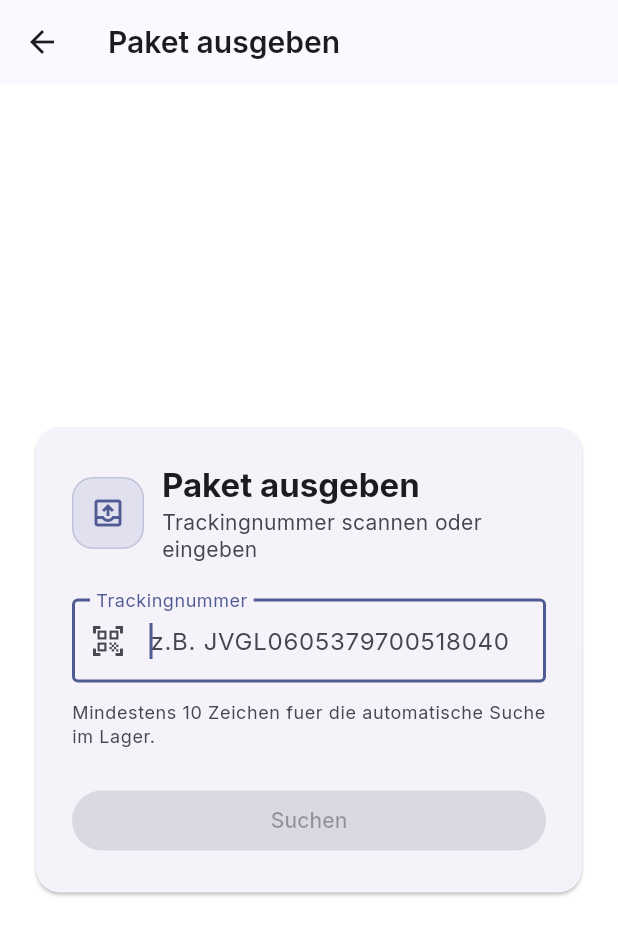
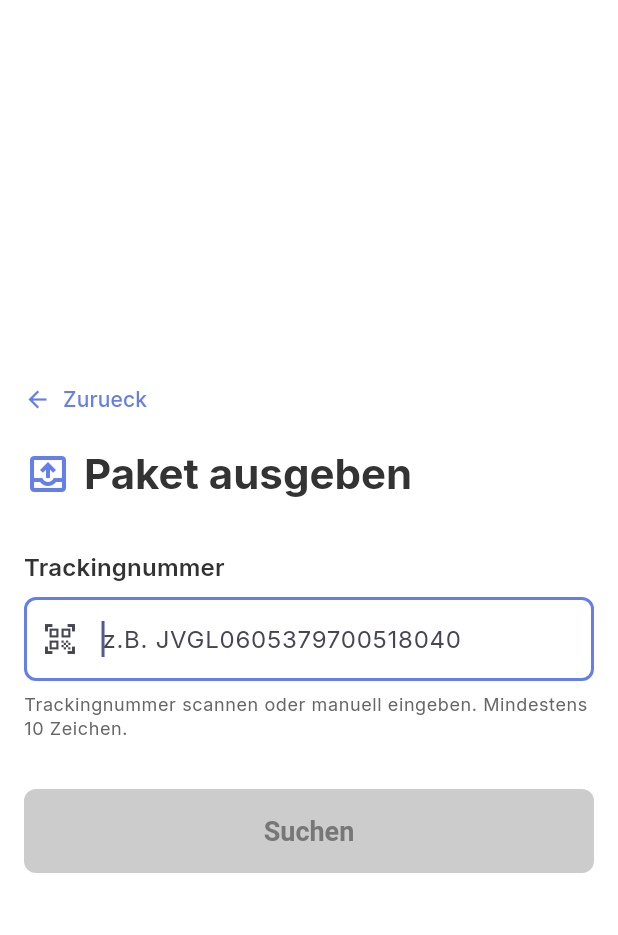
Before and after one commit to Abiess/storeBackend, a Flutter app: the DhlPickupParcelScreen screen opened directly with empty values, on a phone screen of 412 x 824 dp. Shown: the top 935 px of the screen. Run offline on Flutter 3.47's test engine with Material 3 defaults, Android fonts, the phone set to English and light mode, and no system bars; our stand-ins replace flutter_secure_storage, image_picker; accounts and stored records are empty.

Commit message:
Align DHL pickup flow with Angular UI

```diff
--- a/mobile-flutter-poc/lib/features/dhl/dhl_pickup_parcel_screen.dart
+++ b/mobile-flutter-poc/lib/features/dhl/dhl_pickup_parcel_screen.dart
@@ -9,8 +9,6 @@
 import '../../services/dhl_service.dart';
 import '../../services/token_storage.dart';
 import '../../theme/markt_theme.dart';
-import '../../widgets/shared/markt_card.dart';
-import '../../widgets/shared/markt_icon_badge.dart';
 
 /// Abhol-Flow "Paket ausgeben" - nutzt die BESTEHENDEN Endpunkte
 /// `POST /parcels/find` und `POST /parcels/pickup`
@@ -206,14 +204,30 @@
   @override
   Widget build(BuildContext context) {
     return Scaffold(
-      appBar: AppBar(title: const Text('Paket ausgeben')),
       body: SafeArea(
         child: Center(
           child: ConstrainedBox(
-            constraints: const BoxConstraints(maxWidth: 560),
+            constraints: const BoxConstraints(maxWidth: 800),
             child: SingleChildScrollView(
               padding: const EdgeInsets.all(MarktSpacing.lg),
-              child: _success ? _buildSuccess(context) : _buildForm(context),
+              child: Column(
+                crossAxisAlignment: CrossAxisAlignment.start,
+                children: [
+                  TextButton.icon(
+                    onPressed: _backToOverview,
+                    icon: const Icon(Icons.arrow_back),
+                    label: const Text('Zurueck'),
+                    style: TextButton.styleFrom(
+                      padding: const EdgeInsets.symmetric(vertical: MarktSpacing.sm),
+                      foregroundColor: const Color(0xFF667EEA),
+                    ),
+                  ),
+                  const SizedBox(height: MarktSpacing.sm),
+                  _buildPageTitle(context),
+                  const SizedBox(height: 32),
+                  _success ? _buildSuccess(context) : _buildForm(context),
+                ],
+              ),
             ),
           ),
         ),
@@ -221,41 +235,64 @@
     );
   }
 
+  Widget _buildPageTitle(BuildContext context) {
+    final textTheme = Theme.of(context).textTheme;
+    return Row(
+      children: [
+        const Icon(Icons.outbox_outlined, size: 32, color: Color(0xFF667EEA)),
+        const SizedBox(width: MarktSpacing.sm),
+        Expanded(
+          child: Text(
+            'Paket ausgeben',
+            style: textTheme.headlineMedium?.copyWith(
+              fontWeight: FontWeight.w700,
+              color: const Color(0xFF333333),
+            ),
+          ),
+        ),
+      ],
+    );
+  }
+
+  InputDecoration _trackingInputDecoration() {
+    const borderColor = Color(0xFFDDDDDD);
+    const focusColor = Color(0xFF667EEA);
+    return const InputDecoration(
+      hintText: 'z.B. JVGL0605379700518040',
+      prefixIcon: Icon(Icons.qr_code_scanner),
+      contentPadding: EdgeInsets.symmetric(horizontal: 12, vertical: 16),
+      filled: true,
+      fillColor: Colors.white,
+      enabledBorder: OutlineInputBorder(
+        borderRadius: BorderRadius.all(Radius.circular(8)),
+        borderSide: BorderSide(color: borderColor, width: 2),
+      ),
+      focusedBorder: OutlineInputBorder(
+        borderRadius: BorderRadius.all(Radius.circular(8)),
+        borderSide: BorderSide(color: focusColor, width: 2),
+      ),
+      disabledBorder: OutlineInputBorder(
+        borderRadius: BorderRadius.all(Radius.circular(8)),
+        borderSide: BorderSide(color: borderColor, width: 2),
+      ),
+    );
+  }
+
   Widget _buildForm(BuildContext context) {
-    final colorScheme = Theme.of(context).colorScheme;
     final textTheme = Theme.of(context).textTheme;
 
-    return MarktCard(
-      padding: const EdgeInsets.all(MarktSpacing.xl),
-      child: Column(
+    return Column(
       crossAxisAlignment: CrossAxisAlignment.start,
       mainAxisSize: MainAxisSize.min,
       children: [
-          Row(
-            children: [
-              MarktIconBadge(
-                icon: Icon(Icons.outbox_outlined, color: colorScheme.primary),
-                accentColor: colorScheme.primary,
-              ),
-              const SizedBox(width: MarktSpacing.md),
-              Expanded(
-                child: Column(
-                  crossAxisAlignment: CrossAxisAlignment.start,
-                  children: [
-                    Text('Paket ausgeben', style: textTheme.titleLarge?.copyWith(fontWeight: FontWeight.w700)),
-                    const SizedBox(height: 2),
         Text(
-                      'Trackingnummer scannen oder eingeben',
-                      style: textTheme.bodyMedium?.copyWith(color: colorScheme.onSurfaceVariant),
-                    ),
-                  ],
+          'Trackingnummer',
+          style: textTheme.titleMedium?.copyWith(
+            fontWeight: FontWeight.w600,
+            color: const Color(0xFF333333),
           ),
         ),
-            ],
-          ),
-          const SizedBox(height: MarktSpacing.xl),
-          // EIN fokussiertes Textfeld fuer BEIDE Eingabewege - siehe
-          // Klassendoku, identisches Muster wie [DhlStoreParcelScreen].
+        const SizedBox(height: MarktSpacing.sm),
         TextField(
           key: const ValueKey('dhlPickupParcel.trackingField'),
           controller: _trackingController,
@@ -266,15 +303,15 @@
           enableSuggestions: false,
           inputFormatters: [FilteringTextInputFormatter.deny(RegExp(r'\s'))],
           textCapitalization: TextCapitalization.characters,
-            decoration: const InputDecoration(
-              labelText: 'Trackingnummer',
-              hintText: 'z.B. JVGL0605379700518040',
-              border: OutlineInputBorder(),
-              prefixIcon: Icon(Icons.qr_code_scanner),
-            ),
+          decoration: _trackingInputDecoration(),
           onChanged: _onTrackingChanged,
         ),
-          const SizedBox(height: MarktSpacing.md),
+        const SizedBox(height: MarktSpacing.sm),
+        Text(
+          'Trackingnummer scannen oder manuell eingeben. Mindestens $_minTrackingCodeLength Zeichen.',
+          style: textTheme.bodySmall?.copyWith(color: const Color(0xFF666666)),
+        ),
+        const SizedBox(height: MarktSpacing.sm),
         _buildSearchStatus(context),
         if (_findError != null) ...[
           const SizedBox(height: MarktSpacing.md),
@@ -289,31 +326,21 @@
           _buildErrorBanner(context, _friendlyPickupErrorMessage(_pickupError)),
         ],
         const SizedBox(height: MarktSpacing.xl),
-          SizedBox(
-            width: double.infinity,
-            child: _foundParcel == null
-                ? FilledButton(
+        if (_foundParcel == null)
+          _gradientFilledButton(
             key: const ValueKey('dhlPickupParcel.searchButton'),
-                    onPressed: _canSearch ? () => _search() : null,
-                    child: _searching
-                        ? const SizedBox(
-                            width: 20,
-                            height: 20,
-                            child: CircularProgressIndicator(strokeWidth: 2.5),
+            enabled: _canSearch,
+            onPressed: _search,
+            loading: _searching,
+            label: 'Suchen',
           )
-                        : const Text('Suchen'),
-                  )
-                : FilledButton(
+        else
+          _gradientFilledButton(
             key: const ValueKey('dhlPickupParcel.confirmButton'),
-                    onPressed: _canConfirmPickup ? _confirmPickup : null,
-                    child: _confirming
-                        ? const SizedBox(
-                            width: 20,
-                            height: 20,
-                            child: CircularProgressIndicator(strokeWidth: 2.5),
-                          )
-                        : const Text('Abholung bestaetigen'),
-                  ),
+            enabled: _canConfirmPickup,
+            onPressed: _confirmPickup,
+            loading: _confirming,
+            label: 'Abholung bestaetigen',
           ),
         if (_foundParcel != null) ...[
           const SizedBox(height: MarktSpacing.sm),
@@ -322,87 +349,76 @@
             child: OutlinedButton(
               key: const ValueKey('dhlPickupParcel.searchAgainButton'),
               onPressed: _resetForNextPickup,
+              style: OutlinedButton.styleFrom(
+                minimumSize: const Size.fromHeight(52),
+                foregroundColor: const Color(0xFF667EEA),
+                side: const BorderSide(color: Color(0xFF667EEA), width: 2),
+                shape: RoundedRectangleBorder(borderRadius: BorderRadius.circular(8)),
+              ),
               child: const Text('Andere Trackingnummer'),
             ),
           ),
         ],
       ],
-      ),
     );
   }
 
-  /// Ersetzt die vormalige DHL-Validierungsanzeige: zeigt lediglich den
-  /// Fortschritt der lokalen Datenbank-Suche (`/parcels/find`) - KEIN
-  /// DHL-Status mehr, da hier kein DHL-Aufruf mehr stattfindet.
   Widget _buildSearchStatus(BuildContext context) {
-    final colorScheme = Theme.of(context).colorScheme;
-    final textTheme = Theme.of(context).textTheme;
-
     if (_searching) {
       return _statusBox(
         context,
-        color: colorScheme.onSurfaceVariant,
+        backgroundColor: const Color(0xFFE6F3FF),
+        borderColor: const Color(0xFF667EEA),
+        textColor: const Color(0xFF333333),
         icon: const SizedBox(
           width: 16,
           height: 16,
-          child: CircularProgressIndicator(strokeWidth: 2),
+          child: CircularProgressIndicator(strokeWidth: 2, color: Color(0xFF667EEA)),
         ),
         title: 'Lager wird durchsucht...',
-      );
-    }
-
-    if (_foundParcel == null && _findError == null) {
-      return Text(
-        'Mindestens $_minTrackingCodeLength Zeichen fuer die automatische Suche im Lager.',
-        style: textTheme.bodySmall?.copyWith(color: colorScheme.onSurfaceVariant),
       );
     }
 
     return const SizedBox.shrink();
   }
 
-  /// Zeigt das per `/parcels/find` gefundene Paket - unterscheidet
-  /// zwischen noch abholbereiten (`STORED`) und bereits abgeholten
-  /// (`PICKED_UP`) Sendungen (siehe [DhlParcelDto.status]).
   Widget _buildFoundParcel(BuildContext context) {
-    final colorScheme = Theme.of(context).colorScheme;
     final textTheme = Theme.of(context).textTheme;
     final parcel = _foundParcel!;
     final alreadyPickedUp = parcel.status == 'PICKED_UP';
+    final backgroundColor = alreadyPickedUp ? const Color(0xFFF8D7DA) : const Color(0xFFD4EDDA);
+    final borderColor = alreadyPickedUp ? const Color(0xFFDC3545) : const Color(0xFF28A745);
+    final textColor = alreadyPickedUp ? const Color(0xFF721C24) : const Color(0xFF155724);
 
     return Container(
       key: const ValueKey('dhlPickupParcel.foundParcel'),
       width: double.infinity,
-      padding: const EdgeInsets.all(MarktSpacing.md),
+      padding: const EdgeInsets.all(MarktSpacing.lg),
       decoration: BoxDecoration(
-        color: (alreadyPickedUp ? colorScheme.error : colorScheme.primary).withValues(alpha: 0.10),
-        borderRadius: BorderRadius.circular(12),
-        border: Border.all(
-          color: (alreadyPickedUp ? colorScheme.error : colorScheme.primary).withValues(alpha: 0.24),
-        ),
+        color: backgroundColor,
+        borderRadius: BorderRadius.circular(8),
+        border: Border.all(color: borderColor, width: 2),
       ),
       child: Column(
         crossAxisAlignment: CrossAxisAlignment.start,
         children: [
           Text(
             parcel.trackingCode,
-            style: textTheme.bodyMedium?.copyWith(fontFamily: 'monospace', fontWeight: FontWeight.w600),
+            style: textTheme.bodyMedium?.copyWith(
+              fontFamily: 'monospace',
+              fontWeight: FontWeight.w600,
+              color: textColor,
+            ),
           ),
           const SizedBox(height: 4),
           Text(
             'Lagerplatz: ${parcel.shelfLocation?.trim().isNotEmpty == true ? parcel.shelfLocation! : '-'}',
-            style: textTheme.bodyMedium?.copyWith(color: colorScheme.onSurfaceVariant),
+            style: textTheme.bodyMedium?.copyWith(color: textColor),
           ),
           const SizedBox(height: MarktSpacing.sm),
-          if (alreadyPickedUp)
           Text(
-              'Dieses Paket wurde bereits abgeholt.',
-              style: textTheme.bodyMedium?.copyWith(color: colorScheme.error, fontWeight: FontWeight.w600),
-            )
-          else
-            Text(
-              'Bereit zur Abholung.',
-              style: textTheme.bodyMedium?.copyWith(color: colorScheme.primary, fontWeight: FontWeight.w600),
+            alreadyPickedUp ? 'Dieses Paket wurde bereits abgeholt.' : 'Bereit zur Abholung.',
+            style: textTheme.bodyMedium?.copyWith(color: textColor, fontWeight: FontWeight.w600),
           ),
         ],
       ),
@@ -411,7 +427,9 @@
 
   Widget _statusBox(
     BuildContext context, {
-    required Color color,
+    required Color backgroundColor,
+    required Color borderColor,
+    required Color textColor,
     required Widget icon,
     required String title,
     String? subtitle,
@@ -419,11 +437,11 @@
     final textTheme = Theme.of(context).textTheme;
     return Container(
       width: double.infinity,
-      padding: const EdgeInsets.all(MarktSpacing.md),
+      padding: const EdgeInsets.symmetric(horizontal: MarktSpacing.lg, vertical: 14),
       decoration: BoxDecoration(
-        color: color.withValues(alpha: 0.10),
-        borderRadius: BorderRadius.circular(12),
-        border: Border.all(color: color.withValues(alpha: 0.24)),
+        color: backgroundColor,
+        borderRadius: BorderRadius.circular(8),
+        border: Border.all(color: borderColor, width: 2),
       ),
       child: Row(
         crossAxisAlignment: CrossAxisAlignment.start,
@@ -434,10 +452,10 @@
             child: Column(
               crossAxisAlignment: CrossAxisAlignment.start,
               children: [
-                Text(title, style: textTheme.bodyMedium?.copyWith(color: color, fontWeight: FontWeight.w600)),
+                Text(title, style: textTheme.bodyMedium?.copyWith(color: textColor, fontWeight: FontWeight.w600)),
                 if (subtitle != null) ...[
-                  const SizedBox(height: 2),
-                  Text(subtitle, style: textTheme.bodySmall?.copyWith(color: color)),
+                  const SizedBox(height: 4),
+                  Text(subtitle, style: textTheme.bodySmall?.copyWith(color: textColor)),
                 ],
               ],
             ),
@@ -447,24 +465,71 @@
     );
   }
 
-  Widget _buildErrorBanner(BuildContext context, String message) {
-    final colorScheme = Theme.of(context).colorScheme;
-    final textTheme = Theme.of(context).textTheme;
+  Widget _gradientFilledButton({
+    required Key key,
+    required bool enabled,
+    required VoidCallback onPressed,
+    required bool loading,
+    required String label,
+  }) {
     return Container(
       width: double.infinity,
-      padding: const EdgeInsets.all(MarktSpacing.md),
       decoration: BoxDecoration(
-        color: colorScheme.errorContainer.withValues(alpha: 0.6),
-        borderRadius: BorderRadius.circular(12),
+        gradient: enabled
+            ? const LinearGradient(
+                colors: [Color(0xFF667EEA), Color(0xFF764BA2)],
+                begin: Alignment.topLeft,
+                end: Alignment.bottomRight,
+              )
+            : null,
+        color: enabled ? null : const Color(0xFFCCCCCC),
+        borderRadius: BorderRadius.circular(8),
       ),
-      child: Text(
-        message,
-        style: textTheme.bodyMedium?.copyWith(color: colorScheme.onErrorContainer),
+      child: FilledButton(
+        key: key,
+        onPressed: enabled ? onPressed : null,
+        style: FilledButton.styleFrom(
+          minimumSize: const Size.fromHeight(56),
+          backgroundColor: Colors.transparent,
+          disabledBackgroundColor: Colors.transparent,
+          foregroundColor: Colors.white,
+          disabledForegroundColor: const Color(0xFF777777),
+          shadowColor: Colors.transparent,
+          shape: RoundedRectangleBorder(borderRadius: BorderRadius.circular(8)),
+          textStyle: const TextStyle(fontSize: 18, fontWeight: FontWeight.w600),
+        ),
+        child: loading
+            ? const SizedBox(
+                width: 20,
+                height: 20,
+                child: CircularProgressIndicator(strokeWidth: 2.5, color: Colors.white),
+              )
+            : Text(label),
       ),
     );
   }
 
-  /// Ordnet bekannte Statuscodes von `/parcels/find` (siehe
+  Widget _buildErrorBanner(BuildContext context, String message) {
+    final textTheme = Theme.of(context).textTheme;
+    return Container(
+      width: double.infinity,
+      padding: const EdgeInsets.all(MarktSpacing.lg),
+      decoration: BoxDecoration(
+        color: const Color(0xFFFFE6E6),
+        borderRadius: BorderRadius.circular(8),
+        border: Border.all(color: const Color(0xFFDC3545), width: 2),
+      ),
+      child: Text(
+        message,
+        style: textTheme.bodyMedium?.copyWith(
+          color: const Color(0xFFDC3545),
+          fontWeight: FontWeight.w500,
+        ),
+      ),
+    );
+  }
+
+  /// Ordnet bekannte Statuscodes von `/parcels/find`  /// Ordnet bekannte Statuscodes von `/parcels/find` (siehe
   /// `DhlController.findParcel`) einer klaren Meldung zu.
   String _friendlyFindErrorMessage(Object? error) {
     if (error is ApiException) {
@@ -503,50 +568,53 @@
   }
 
   Widget _buildSuccess(BuildContext context) {
-    final colorScheme = Theme.of(context).colorScheme;
     final textTheme = Theme.of(context).textTheme;
     final parcel = _pickedUpParcel;
 
-    return MarktCard(
-      padding: const EdgeInsets.all(MarktSpacing.xl),
-      child: Column(
+    return Column(
       mainAxisSize: MainAxisSize.min,
       children: [
-          MarktIconBadge(
-            icon: Icon(Icons.check_circle, color: colorScheme.primary),
-            accentColor: colorScheme.primary,
-            size: 64,
+        const Icon(Icons.check_circle, size: 80, color: Color(0xFF28A745)),
+        const SizedBox(height: MarktSpacing.lg),
+        Text(
+          'Paket ausgegeben',
+          style: textTheme.headlineSmall?.copyWith(
+            fontWeight: FontWeight.w700,
+            color: const Color(0xFF28A745),
           ),
-          const SizedBox(height: MarktSpacing.lg),
-          Text('Paket ausgegeben', style: textTheme.headlineSmall?.copyWith(fontWeight: FontWeight.w700)),
+        ),
         const SizedBox(height: MarktSpacing.lg),
         Text(
           parcel?.trackingCode ?? '',
-            style: textTheme.bodyMedium?.copyWith(fontFamily: 'monospace', color: colorScheme.onSurfaceVariant),
+          style: textTheme.bodyMedium?.copyWith(fontFamily: 'monospace', color: const Color(0xFF666666)),
         ),
         const SizedBox(height: MarktSpacing.xl),
         LayoutBuilder(
           builder: (context, constraints) {
             final stacked = constraints.maxWidth < 420;
-              final nextButton = FilledButton(
+            final nextButton = _gradientFilledButton(
               key: const ValueKey('dhlPickupParcel.nextButton'),
+              enabled: true,
               onPressed: _resetForNextPickup,
-                child: const Text('Naechste Abholung'),
+              loading: false,
+              label: 'Naechste Abholung',
             );
             final backButton = OutlinedButton(
               key: const ValueKey('dhlPickupParcel.backButton'),
               onPressed: _backToOverview,
+              style: OutlinedButton.styleFrom(
+                minimumSize: const Size.fromHeight(56),
+                foregroundColor: const Color(0xFF667EEA),
+                side: const BorderSide(color: Color(0xFF667EEA), width: 2),
+                shape: RoundedRectangleBorder(borderRadius: BorderRadius.circular(8)),
+              ),
               child: const Text('Zur Uebersicht'),
             );
 
             if (stacked) {
               return Column(
                 crossAxisAlignment: CrossAxisAlignment.stretch,
-                  children: [
-                    nextButton,
-                    const SizedBox(height: MarktSpacing.sm),
-                    backButton,
-                  ],
+                children: [nextButton, const SizedBox(height: MarktSpacing.sm), backButton],
               );
             }
 
@@ -560,7 +628,7 @@
           },
         ),
       ],
-      ),
     );
   }
+
 }
```
Lines whose indentation alone changed are shown as unchanged.
